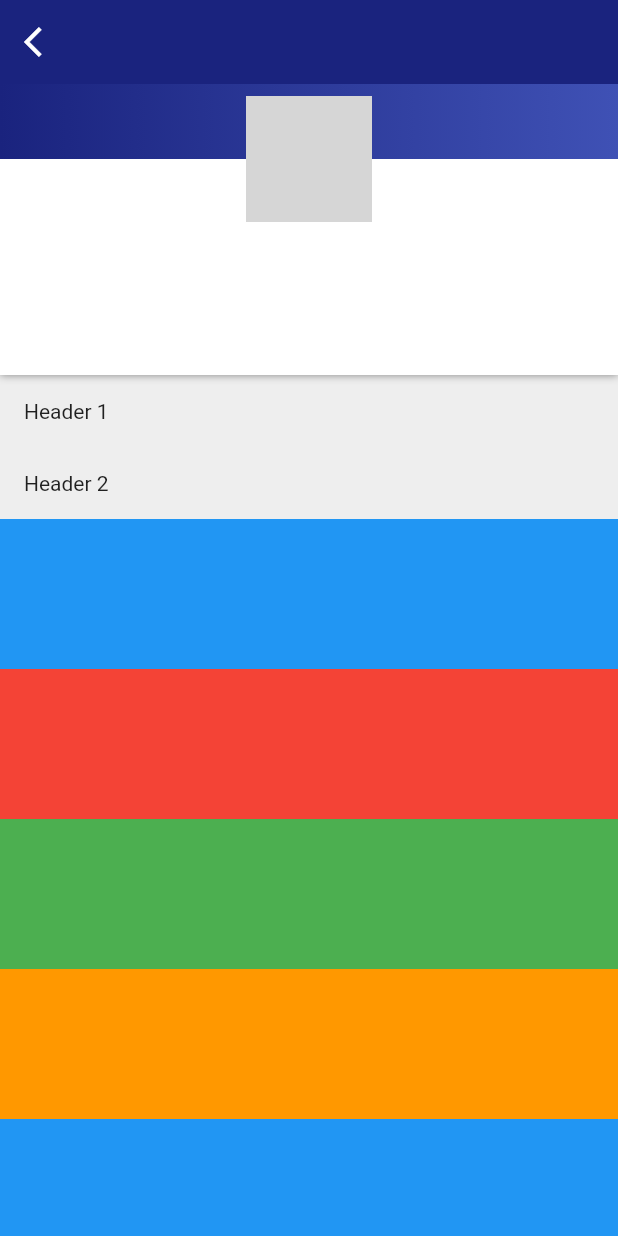
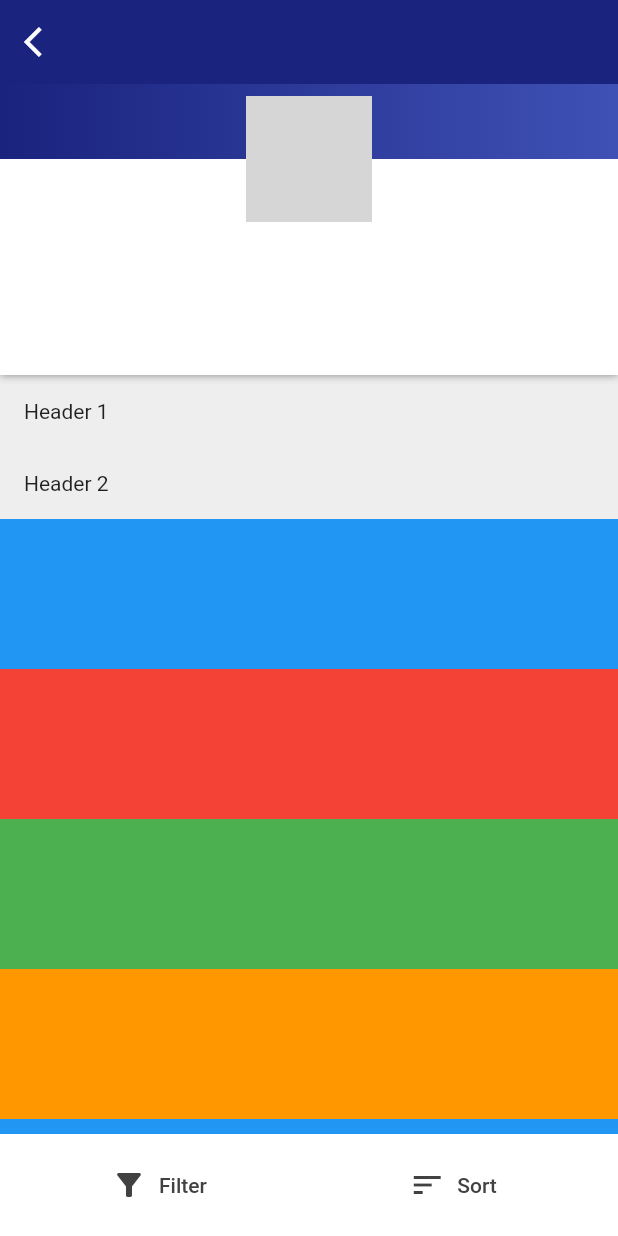
Before and after one commit to one-piece-team1/one-piece-platform, a Flutter app: the DefaultScaffold screen opened directly, on a phone screen of 412 x 824 dp. Run offline on Flutter 3.47's test engine with Material 2 defaults, Android fonts, the phone set to English and light mode, and no system bars; drawn by our look-alikes of overlay_support; our stand-ins replace dio, firebase_auth, firebase_core, google_sign_in, modal_progress_hud, shared_preferences; missing offline and left inert: dart:html; accounts and stored records are empty; network calls fail; grey boxes are pictures that could not be loaded.

Commit message:
<finished><filter and sort fixed buttons>

```diff
--- a/lib/ui/components/common/default_scaffold.dart
+++ b/lib/ui/components/common/default_scaffold.dart
@@ -4,19 +4,60 @@ import 'package:modal_progress_hud/modal_progress_hud.dart';
 class DefaultScaffold extends StatelessWidget {
   DefaultScaffold({
     this.showSpinner: false,
+
 //    @required this.contents,
   });
 
   final bool showSpinner;
+
 //  final List<Widget> contents;
 //TODO: how to pass multiple widgets just like react slot
   @override
   Widget build(BuildContext context) {
     var screenSize = MediaQuery.of(context).size;
-
     return Scaffold(
-      backgroundColor: Colors.indigo[900],
+      backgroundColor: Colors.white,
       extendBodyBehindAppBar: true,
+      bottomNavigationBar: new Container(
+        padding: EdgeInsets.all(10.0),
+        child: Row(
+          mainAxisSize: MainAxisSize.max,
+          children: <Widget>[
+            Expanded(
+              flex: 1,
+              child: FlatButton.icon(
+                onPressed: () {},
+                icon: Icon(
+                  Icons.filter_alt,
+                  color: Color(0xFF414141),
+                ),
+                label: Text(
+                  "Filter",
+                  style: TextStyle(
+                    color: Color(0xFF414141),
+                  ),
+                ),
+              ),
+            ),
+            Expanded(
+              flex: 1,
+              child: FlatButton.icon(
+                onPressed: () {},
+                icon: Icon(
+                  Icons.sort,
+                  color: Color(0xFF414141),
+                ),
+                label: Text(
+                  "Sort",
+                  style: TextStyle(
+                    color: Color(0xFF414141),
+                  ),
+                ),
+              ),
+            ),
+          ],
+        ),
+      ),
       appBar: AppBar(
         title: Text(''), // You can add title here
         leading: new IconButton(
```
Also changed, not shown: lib/ui/screens/user/user_info.dart (+0 -54 lines).
